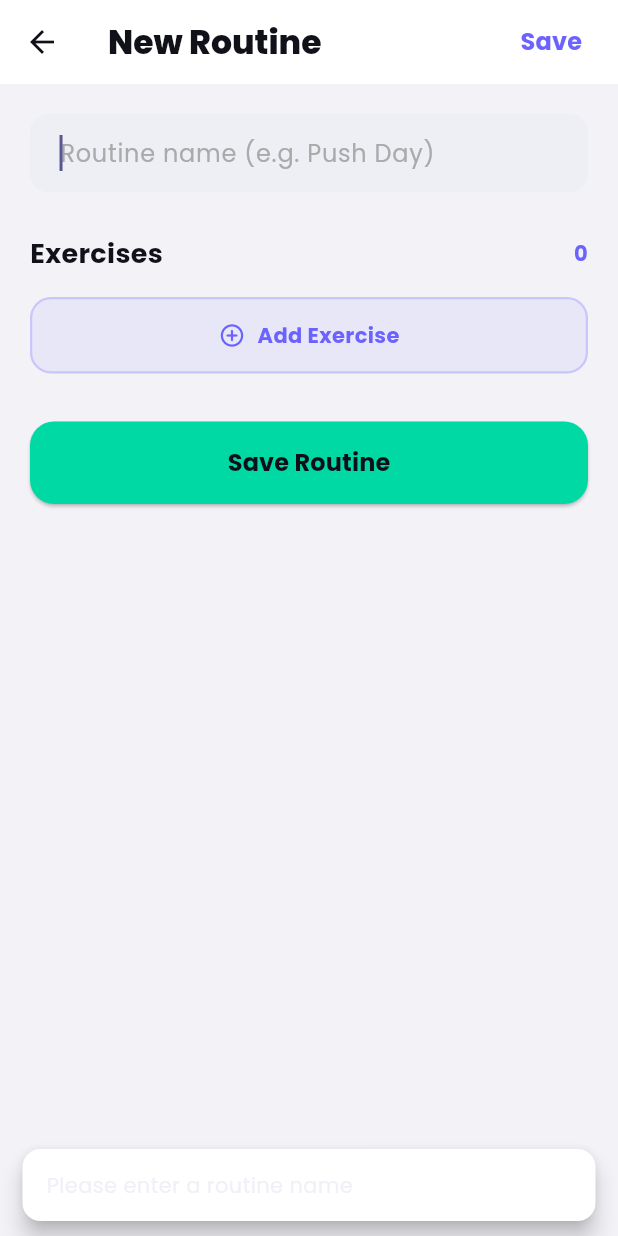
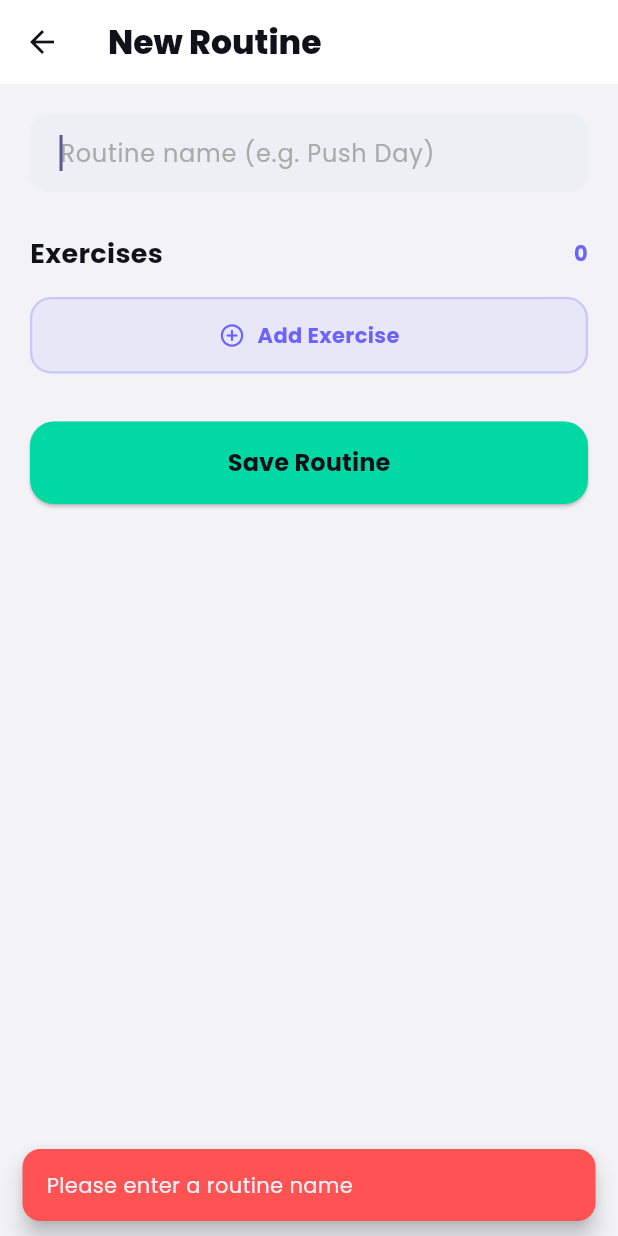
Before and after one commit to RiccardoPerin/GymTracker, a Flutter app: the CreateRoutineScreen screen opened directly, after a tap on "Save Routine", on a phone screen of 412 x 824 dp. Run offline on Flutter 3.47's test engine with Material 3 defaults, Android fonts, the phone set to English and light mode, and no system bars; our stand-ins replace google_fonts, shared_preferences, table_calendar; missing offline and left inert: liquid_glass_bar; accounts and stored records are empty; statements that could not run were skipped.

```diff
--- a/lib/screens/create_routine_screen.dart
+++ b/lib/screens/create_routine_screen.dart
@@ -39,11 +39,10 @@ class _CreateRoutineScreenState extends State<CreateRoutineScreen> {
   void _saveRoutine() {
     final name = _routineNameController.text.trim();
     if (name.isEmpty) {
-      final c = AppColors.of(context);
       ScaffoldMessenger.of(context).showSnackBar(
         SnackBar(
           content: const Text('Please enter a routine name'),
-          backgroundColor: c.surface,
+          backgroundColor: Colors.redAccent,
           behavior: SnackBarBehavior.floating,
           shape: RoundedRectangleBorder(borderRadius: BorderRadius.circular(12)),
         ),
@@ -87,22 +86,7 @@ class _CreateRoutineScreenState extends State<CreateRoutineScreen> {
           'New Routine',
           style: TextStyle(fontWeight: FontWeight.w800, color: c.textPrimary),
         ),
-        actions: [
-          Padding(
-            padding: const EdgeInsets.only(right: 12),
-            child: TextButton(
-              onPressed: _saveRoutine,
-              child: const Text(
-                'Save',
-                style: TextStyle(
-                  color: AppColors.accent,
-                  fontSize: 16,
-                  fontWeight: FontWeight.w700,
-                ),
-              ),
-            ),
-          ),
-        ],
+        actions: [],
       ),
       body: ListView(
         padding: const EdgeInsets.all(20),
```
Also changed, not shown: lib/providers/workout_provider.dart (+0 -8 lines), lib/screens/history_screen.dart (+19 -0 lines), lib/screens/homepage.dart (+0 -106 lines).
